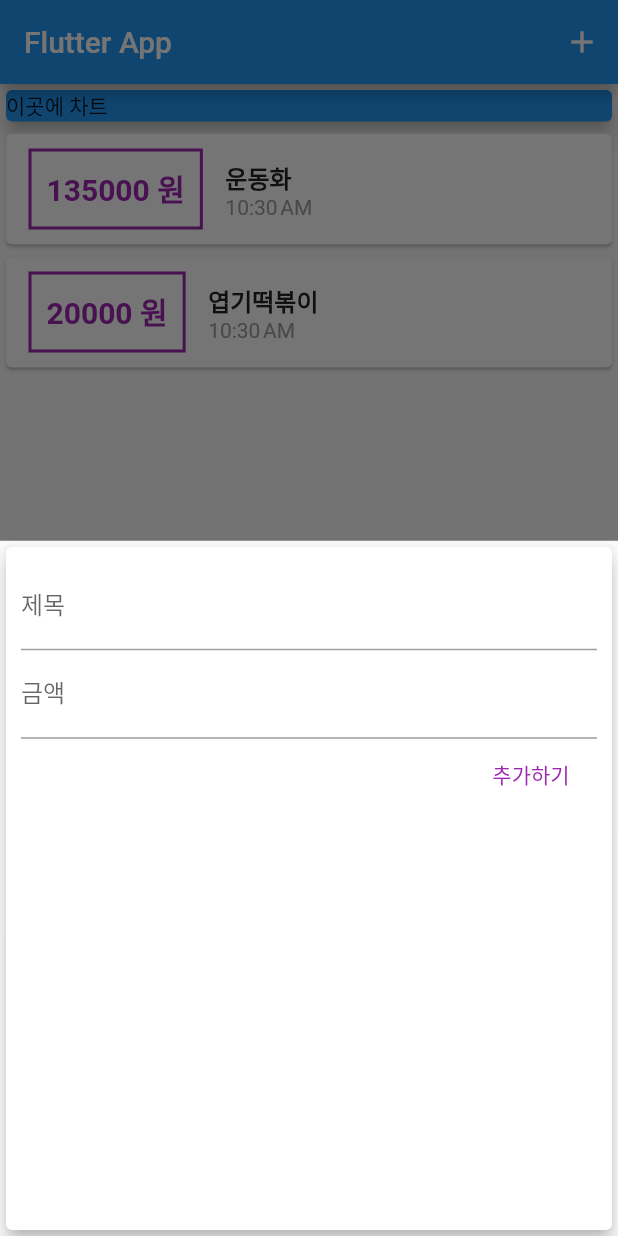
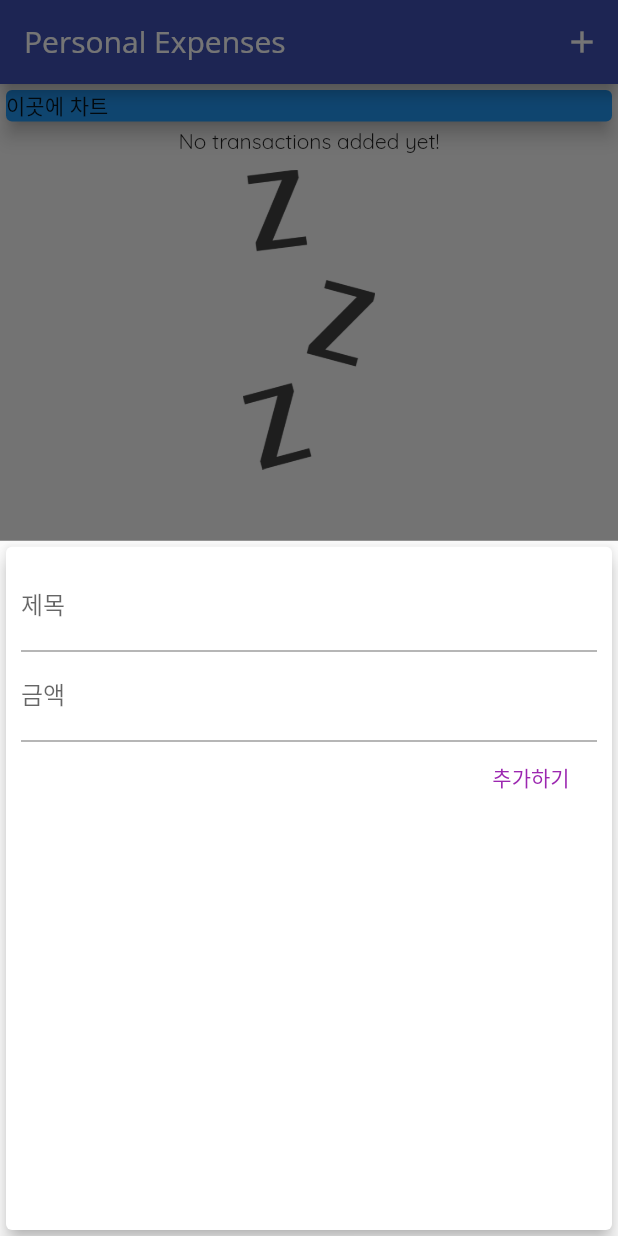
Before and after one commit to lhj910129/Udemy_Budget, a Flutter app: the screen it shows after launch, after a tap on the "add" icon, on a phone screen of 412 x 824 dp. Run offline on Flutter 3.47's test engine with Material 2 defaults, Android fonts, the phone set to English and light mode, and no system bars.

Commit message:
font, image 추가, primary Theme

```diff
--- a/lib/main.dart
+++ b/lib/main.dart
@@ -11,7 +11,19 @@ class MyApp extends StatelessWidget {
   @override
   Widget build(BuildContext context) {
     return MaterialApp(
-      title: 'Flutter App',
+      title: 'Personal Expenses',
+      theme: ThemeData(
+        primarySwatch: Colors.indigo,
+        accentColor: Colors.amber,
+        fontFamily: 'Quicksand',
+        appBarTheme: AppBarTheme(
+          titleTextStyle: TextStyle(
+            fontFamily: 'OpenSans',
+            fontSize: 20,
+            //fontWeight: FontWeight.bold,
+          ),
+        ),
+      ),
       home: MyHomePage(),
     );
   }
@@ -24,18 +36,18 @@ class MyHomePage extends StatefulWidget {
 
 class _MyHomePageState extends State<MyHomePage> {
   final List<Transaction> _userTransacrtions = [
-    Transaction(
-      id: 't1',
-      title: '운동화',
-      amount: 135000,
-      date: DateTime.now(),
-    ),
-    Transaction(
-      id: 't2',
-      title: '엽기떡볶이',
-      amount: 20000,
-      date: DateTime.now(),
-    ),
+    // Transaction(
+    //   id: 't1',
+    //   title: 'Nike Shoes',
+    //   amount: 135000,
+    //   date: DateTime.now(),
+    // ),
+    // Transaction(
+    //   id: 't2',
+    //   title: 'StarBucks',
+    //   amount: 20000,
+    //   date: DateTime.now(),
+    // ),
   ];
 
   void _addNewTransaction(String txTitle, int txAmount) {
@@ -58,7 +70,8 @@ class _MyHomePageState extends State<MyHomePage> {
       context: ctx,
       builder: (_) {
         return GestureDetector(
-          onTap: () {}, //showModalBottomSheet를 탭했을대 이 모달이 닫히지 않도록 온탭에 아무값도 지정하지 않는다.
+          onTap:
+              () {}, //showModalBottomSheet를 탭했을대 이 모달이 닫히지 않도록 온탭에 아무값도 지정하지 않는다.
           child: NewTransaction(_addNewTransaction),
           behavior: HitTestBehavior.opaque, //안닫히도록 함.
         );
@@ -70,7 +83,10 @@ class _MyHomePageState extends State<MyHomePage> {
   Widget build(BuildContext context) {
     return Scaffold(
       appBar: AppBar(
-        title: Text('Flutter App'),
+        title: Text(
+          'Personal Expenses',
+          style: TextStyle(fontFamily: 'OpenSans'),
+        ),
         actions: <Widget>[
           IconButton(
             icon: Icon(Icons.add),
--- a/lib/widgets/new_transaction.dart
+++ b/lib/widgets/new_transaction.dart
@@ -1,10 +1,17 @@
 import 'package:flutter/material.dart';
 
-class NewTransaction extends StatelessWidget {
-  final titleControler = TextEditingController();
-  final amountControler = TextEditingController();
+class NewTransaction extends StatefulWidget {
   final Function addTx; //userTransaction의 _addTx를 가져오기 위한 아규먼트 추가
   NewTransaction(this.addTx);
+
+  @override
+  State<NewTransaction> createState() => _NewTransactionState();
+}
+
+class _NewTransactionState extends State<NewTransaction> {
+  final titleControler = TextEditingController();
+
+  final amountControler = TextEditingController();
 
   void submitData() {
     final enteredTitle = titleControler.text;
@@ -15,10 +22,12 @@ class NewTransaction extends StatelessWidget {
       return;
     }
 
-    addTx(
+    widget.addTx(
       enteredTitle,
       int.parse(enteredAmount),
     );
+
+    Navigator.of(context).pop();//추가를 완료하면 모달 닫기
   }
 
   @override
--- a/lib/widgets/transaction_list.dart
+++ b/lib/widgets/transaction_list.dart
@@ -11,47 +11,52 @@ class TransactionList extends StatelessWidget {
   Widget build(BuildContext context) {
     return Container(
       height: 300,
-      child: ListView.builder(
+      child: transactions.isEmpty
+          ? Column(
+              children: [
+                Text('No transactions added yet!'),
+                SizedBox(
+                  height: 10,
+                ),
+                Container(
+                  height: 200,
+                  child: Image.asset(
+                    'assets/images/waiting.png',
+                    fit: BoxFit.cover,
+                  ),
+                ),
+              ],
+            )
+          : ListView.builder(
               //10개정도는 ListView(children: <Widget>[])으로 충분하다. 데이터 많을땐 리스트뷰빌더를 사용할 것
-        itemCount: transactions.  length,
+              itemCount: transactions.length,
               itemBuilder: (ctx, index) {
                 return Card(
                   child: Row(
                     children: [
                       Container(
-                  margin: EdgeInsets.symmetric(vertical: 10, horizontal: 15),
+                        margin:
+                            EdgeInsets.symmetric(vertical: 10, horizontal: 15),
                         decoration: BoxDecoration(
                           border: Border.all(
-                      color: Colors.purple,
+                            color: Theme.of(context).primaryColor,
                             width: 2,
                           ),
                         ),
                         padding: EdgeInsets.all(10),
                         child: Text(
-                    '${transactions[index].amount.toStringAsFixed(0)} 원', //toStringAsFixed ==소수점릿수 표시 길이
-                    style: TextStyle(
-                      fontWeight: FontWeight.bold,
-                      fontSize: 20,
-                      color: Colors.purple,
-                    ),
-                  ),
+                            '${transactions[index].amount.toStringAsFixed(0)}₩', //toStringAsFixed ==소수점릿수 표시 길이
+                            style: Theme.of(context).textTheme.titleLarge),
                       ),
                       Column(
                         crossAxisAlignment: CrossAxisAlignment.start,
                         children: <Widget>[
                           Text(
                             transactions[index].title,
-                      style: TextStyle(
-                        fontSize: 16,
-                        fontWeight: FontWeight.bold,
+                            style: Theme.of(context).textTheme.titleMedium,
                           ),
-                    ),
-                    Text(
-                      DateFormat.jm().format(transactions[index].date),
-                      style: TextStyle(
-                        color: Colors.grey,
-                      ),
-                    ),
+                          Text(DateFormat.jm().format(transactions[index].date),
+                              style: Theme.of(context).textTheme.bodySmall),
                         ],
                       ),
                     ],
```
Also changed, not shown: pubspec.yaml (+14 -15 lines), assets/fonts/OpenSans-Bold.ttf (added), assets/fonts/OpenSans-Regular.ttf (added), assets/fonts/Quicksand-Bold.ttf (added), assets/fonts/Quicksand-Light.ttf (added), assets/fonts/Quicksand-Medium.ttf (added), assets/fonts/Quicksand-Regular.ttf (added), assets/images/waiting.png (added). Lines whose indentation alone changed are shown as unchanged.
